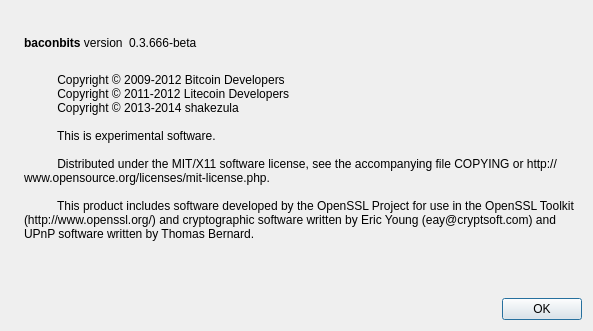
First picture: the form in src/qt/forms/aboutdialog.ui, repository MrBaconBit/BaconBits, before the edit.
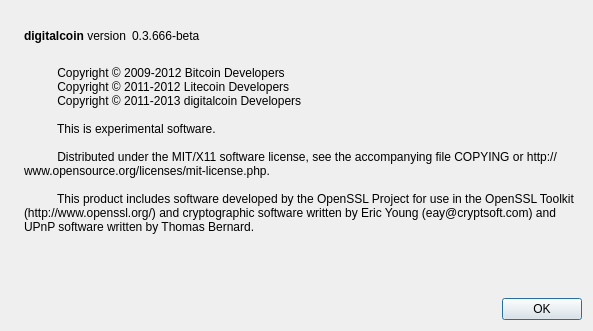
Second picture: the form after the edit. Icons and pictures are not drawn.

Patch:
```diff
--- a/src/qt/forms/aboutdialog.ui
+++ b/src/qt/forms/aboutdialog.ui
@@ -50,7 +50,7 @@
           <cursorShape>IBeamCursor</cursorShape>
          </property>
          <property name="text">
-          <string>&lt;b&gt;baconbits&lt;/b&gt; version</string>
+          <string>&lt;b&gt;digitalcoin&lt;/b&gt; version</string>
          </property>
          <property name="textInteractionFlags">
           <set>Qt::LinksAccessibleByMouse|Qt::TextSelectableByKeyboard|Qt::TextSelectableByMouse</set>
@@ -97,14 +97,15 @@
         <string>
           Copyright © 2009-2012 Bitcoin Developers
           Copyright © 2011-2012 Litecoin Developers
-          Copyright © 2013-2014 shakezula 
+          Copyright © 2011-2013 digitalcoin Developers
 
-          This is experimental software. 
+          This is experimental software.
 
           Distributed under the MIT/X11 software license, see the accompanying file COPYING or http://www.opensource.org/licenses/mit-license.php.
 
           This product includes software developed by the OpenSSL Project for use in the OpenSSL Toolkit (http://www.openssl.org/) and cryptographic software written by Eric Young (eay@cryptsoft.com) and UPnP software written by Thomas Bernard.
 
+          
         </string>
        </property>
        <property name="wordWrap">
```
Left out of the diff: 2 changed lines with no effect on the pictures.
